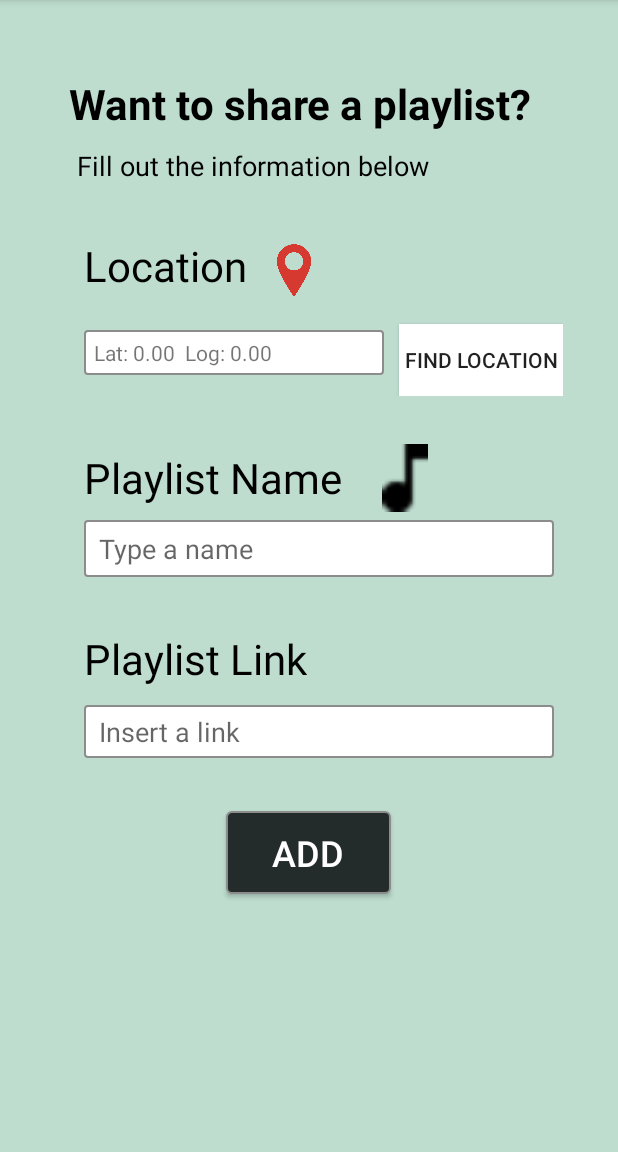
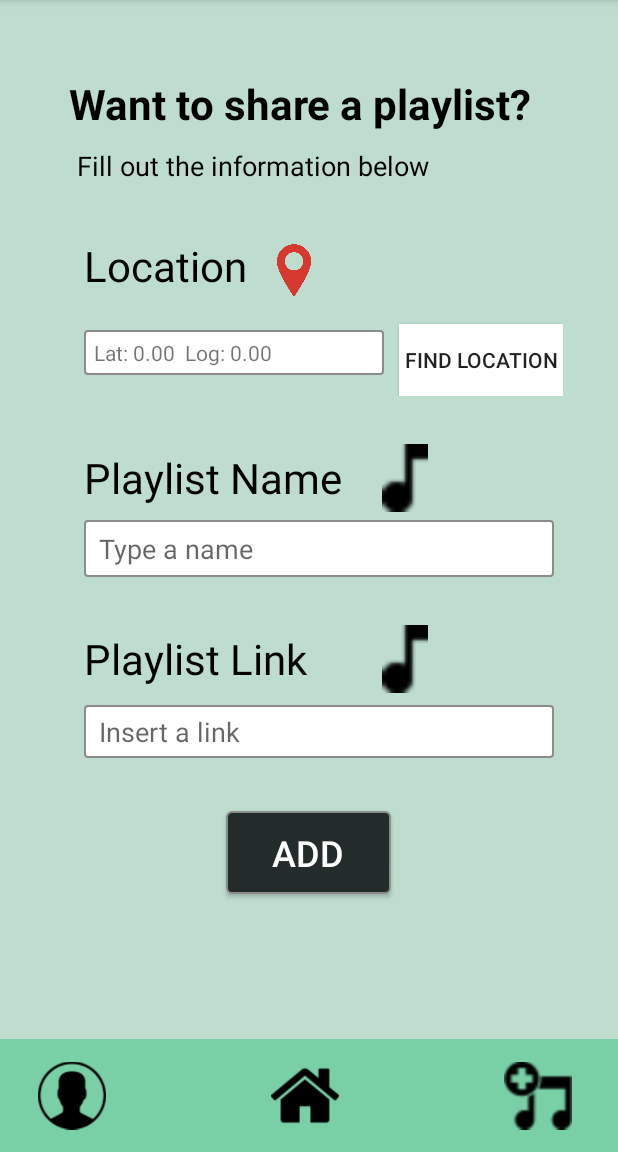
Before and after one commit to Vedaank/locify, an Android app: the SharingActivity screen opened directly, with no data from a screen before it, on a phone screen of 412 x 824 dp, the part 84-1236 px from its top. Run offline under Robolectric (Android 15) with nearby library versions, the phone set to English and light mode, and no system bars.

Commit message:
Update activity_sharing.xml

```diff
--- a/Locify 2/app/src/main/res/layout/activity_sharing.xml
+++ b/Locify 2/app/src/main/res/layout/activity_sharing.xml
@@ -1,9 +1,17 @@
 <?xml version="1.0" encoding="utf-8"?>
-<RelativeLayout xmlns:android="http://schemas.android.com/apk/res/android"
+
+<LinearLayout xmlns:android="http://schemas.android.com/apk/res/android"
+    xmlns:tools="http://schemas.android.com/tools"
     xmlns:app="http://schemas.android.com/apk/res-auto"
-    xmlns:tools="http://schemas.android.com/tools"
     android:layout_width="match_parent"
     android:layout_height="match_parent"
+    android:orientation="vertical"
+    tools:context=".PlaylistActivity">
+
+    <RelativeLayout
+        android:layout_width="match_parent"
+        android:layout_height="match_parent"
+        android:layout_weight="1"
         tools:context=".SharingActivity"
         android:paddingLeft="16dp"
         android:paddingRight="16dp"
@@ -173,7 +181,56 @@
             android:layout_marginStart="230dp"
             android:layout_marginTop="32dp"
             app:srcCompat="@drawable/musicnote" />
+
+        <ImageView
+            android:id="@+id/music_note2"
+            android:layout_width="48dp"
+            android:layout_height="45dp"
+            android:layout_below="@+id/name_playlist"
+            android:layout_marginStart="230dp"
+            android:layout_marginTop="32dp"
+            app:srcCompat="@drawable/musicnote" />
+
     </RelativeLayout>
+
+    <LinearLayout
+        android:id="@+id/navigationBar"
+        android:layout_width="match_parent"
+        android:layout_height="75dp"
+        android:orientation="horizontal"
+        android:background="#79D0A7">
+
+
+        <ImageView
+            android:id="@+id/imageView2"
+            android:layout_marginLeft="25dp"
+            android:layout_width="45dp"
+            android:layout_height="match_parent"
+            android:src="@drawable/user" />
+
+        <ImageView
+            android:id="@+id/imageView3"
+            android:layout_marginLeft="110dp"
+            android:layout_width="45dp"
+            android:layout_height="match_parent"
+            android:src="@drawable/home" />
+
+        <ImageView
+            android:id="@+id/addPlaylists"
+            android:layout_marginLeft="110dp"
+            android:layout_width="45dp"
+            android:layout_height="match_parent"
+            android:src="@drawable/add_song" />
+
+    </LinearLayout>
+
+</LinearLayout>
+
+
+
+
+
+
 
     <!--<?xml version="1.0" encoding="utf-8"?>-->
     <!--<LinearLayout xmlns:android="http://schemas.android.com/apk/res/android"-->
```
Lines whose indentation alone changed are shown as unchanged.
